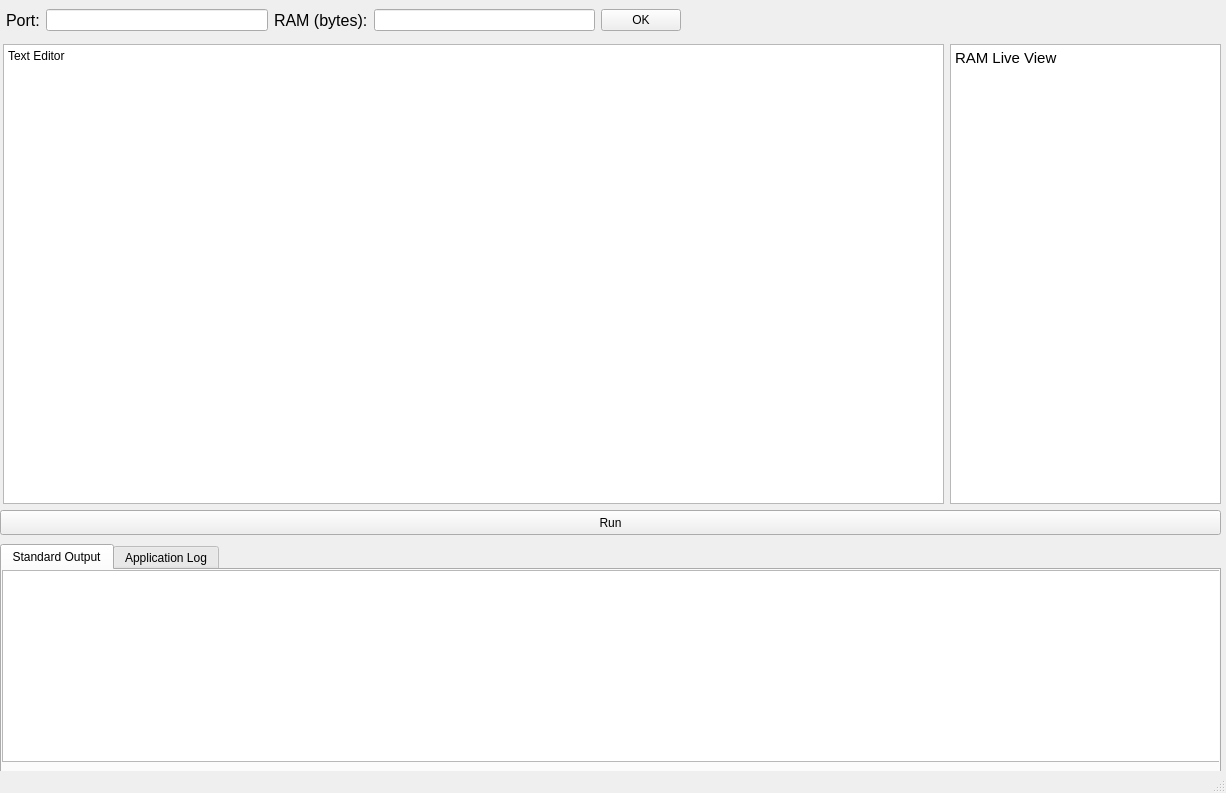
First picture: the form in Sources/mainwindow.ui, repository GabrielVL/c-text-editor, before the edit.
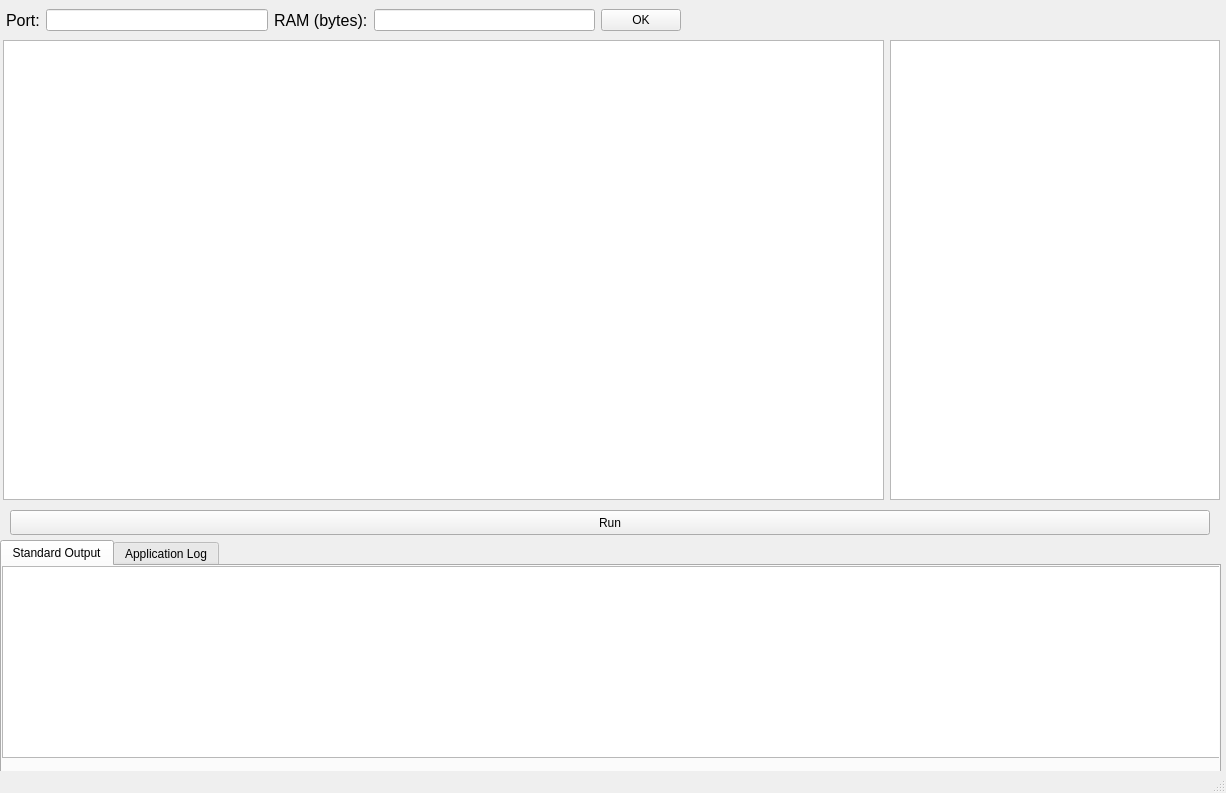
Second picture: the form after the edit.

Commit message: Server-Client content separated

Diff of the .ui file:
```diff
--- a/Sources/mainwindow.ui
+++ b/Sources/mainwindow.ui
@@ -14,29 +14,12 @@
    <string>MainWindow</string>
   </property>
   <widget class="QWidget" name="centralwidget">
-   <widget class="QTextBrowser" name="textBrowser">
-    <property name="geometry">
-     <rect>
-      <x>950</x>
-      <y>44</y>
-      <width>271</width>
-      <height>460</height>
-     </rect>
-    </property>
-    <property name="html">
-     <string>&lt;!DOCTYPE HTML PUBLIC &quot;-//W3C//DTD HTML 4.0//EN&quot; &quot;http://www.w3.org/TR/REC-html40/strict.dtd&quot;&gt;
-&lt;html&gt;&lt;head&gt;&lt;meta name=&quot;qrichtext&quot; content=&quot;1&quot; /&gt;&lt;style type=&quot;text/css&quot;&gt;
-p, li { white-space: pre-wrap; }
-&lt;/style&gt;&lt;/head&gt;&lt;body style=&quot; font-family:'Ubuntu'; font-size:11pt; font-weight:400; font-style:normal;&quot;&gt;
-&lt;p style=&quot; margin-top:0px; margin-bottom:0px; margin-left:0px; margin-right:0px; -qt-block-indent:0; text-indent:0px;&quot;&gt;RAM Live View&lt;/p&gt;&lt;/body&gt;&lt;/html&gt;</string>
-    </property>
-   </widget>
    <widget class="QPushButton" name="runButton">
     <property name="geometry">
      <rect>
-      <x>0</x>
+      <x>10</x>
       <y>510</y>
-      <width>1221</width>
+      <width>1200</width>
       <height>25</height>
      </rect>
     </property>
@@ -48,20 +31,20 @@
     <property name="geometry">
      <rect>
       <x>3</x>
-      <y>44</y>
-      <width>941</width>
+      <y>40</y>
+      <width>881</width>
       <height>460</height>
      </rect>
     </property>
     <property name="plainText">
-     <string>Text Editor</string>
+     <string/>
     </property>
    </widget>
    <widget class="QTabWidget" name="tabWidget">
     <property name="geometry">
      <rect>
       <x>0</x>
-      <y>544</y>
+      <y>540</y>
       <width>1221</width>
       <height>251</height>
      </rect>
@@ -156,6 +139,16 @@
      </item>
     </layout>
    </widget>
+   <widget class="QListWidget" name="RamList">
+    <property name="geometry">
+     <rect>
+      <x>890</x>
+      <y>40</y>
+      <width>330</width>
+      <height>460</height>
+     </rect>
+    </property>
+   </widget>
   </widget>
   <widget class="QMenuBar" name="menubar">
    <property name="geometry">
```
The commit also changes 2 other files.
